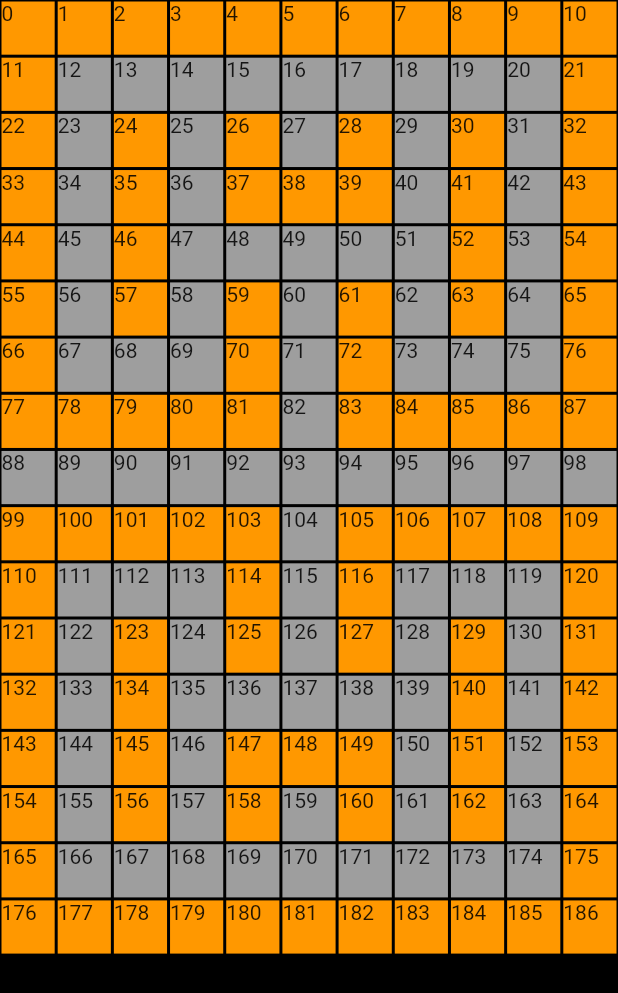
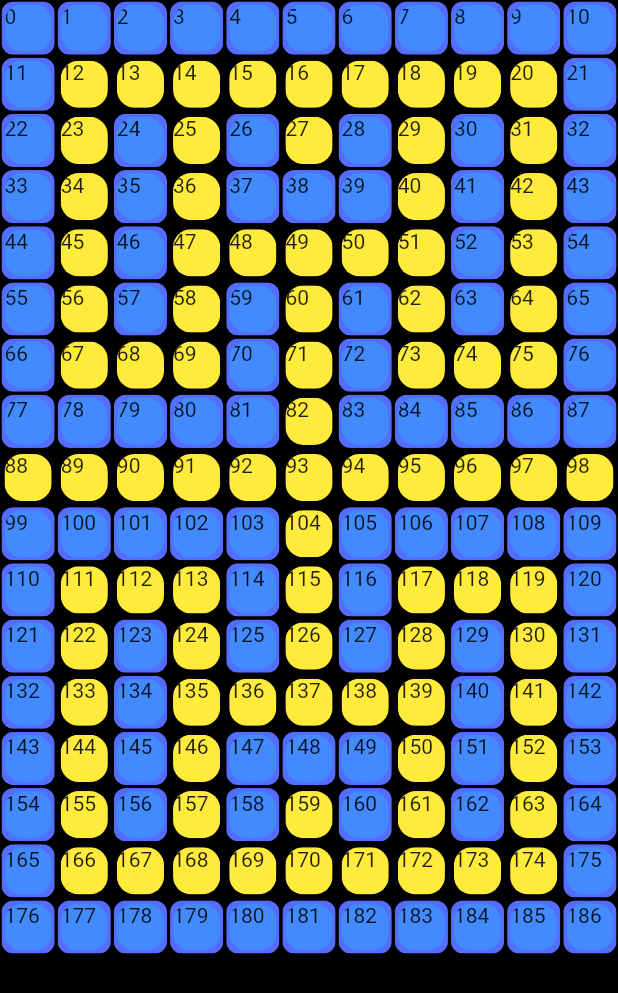
Before and after one commit to maxi119/FlutterBrunchChallenge, a Flutter app: the PacManScreen screen opened directly, on a phone screen of 412 x 824 dp. Shown: the top 993 px of the screen. Run offline on Flutter 3.47's test engine with Material 2 defaults, Android fonts, the phone set to English and light mode, and no system bars.

Commit message:
[feature] PACMAN 抽出路障元件

```diff
--- /dev/null
+++ b/lib/ui/pacman/component/barrier_square.dart
@@ -0,0 +1,36 @@
+import 'package:flutter/cupertino.dart';
+import 'package:flutter/material.dart';
+
+class BarrierSquare extends StatelessWidget {
+  final Widget child;
+  final Color color;
+  final Color innerColor;
+
+  const BarrierSquare({
+    Key key,
+    this.child,
+    this.color,
+    this.innerColor,
+  }) : super(key: key);
+
+  @override
+  Widget build(BuildContext context) {
+    return Padding(
+      padding: const EdgeInsets.all(1),
+      child: ClipRRect(
+        borderRadius: BorderRadius.circular(8),
+        child: Container(
+          color: color,
+          padding: EdgeInsets.all(2),
+          child: ClipRRect(
+            borderRadius: BorderRadius.circular(12),
+            child: Container(
+              color: innerColor,
+              child: child,
+            ),
+          ),
+        ),
+      ),
+    );
+  }
+}
--- /dev/null
+++ b/lib/ui/pacman/pacman_map.dart
@@ -0,0 +1,21 @@
+class PacManMap {
+  final List<int> barriers = [
+    0,   1,   2,   3,   4,   5,   6,   7,   8,   9,  10,
+    11,                                               21,
+    22,       24,       26,       28,       30,       32,
+    33,       35,       37,  38,  39,       41,       43,
+    44,       46,                           52,       54,
+    55,       57,       59,       61,       63,       65,
+    66,                 70,       72,                 76,
+    77,  78,  79,  80,  81,       83,  84,  85,  86,  87,
+
+    99, 100, 101, 102, 103,      105, 106, 107, 108, 109,
+    110,                114,      116,                120,
+    121,      123,      125,      127,      129,      131,
+    132,      134,                          140,      142,
+    143,      145,      147, 148, 149,      151,      153,
+    154,      156,      158,      160,      162,      164,
+    165,                                              175,
+    176, 177, 178, 179, 180, 181, 182, 183, 184, 185, 186,
+  ];
+}
--- a/lib/ui/pacman/pacman_screen.dart
+++ b/lib/ui/pacman/pacman_screen.dart
@@ -1,4 +1,7 @@
 import 'package:flutter/material.dart';
+import 'package:flutter_brunch_challenge/ui/pacman/component/barrier_square.dart';
+
+import 'pacman_map.dart';
 
 class PacManScreen extends StatefulWidget {
   @override
@@ -8,25 +11,7 @@ class PacManScreen extends StatefulWidget {
 class _PacManScreenState extends State<PacManScreen> {
   final int numberInRow = 11;
   final int numberOfSquares = 11 * 17;
-  final List<int> barriers = [
-     0,   1,   2,   3,   4,   5,   6,   7,   8,   9,  10,
-     11,                                               21,
-     22,       24,       26,       28,       30,       32,
-     33,       35,       37,  38,  39,       41,       43,
-     44,       46,                           52,       54,
-     55,       57,       59,       61,       63,       65,
-     66,                 70,       72,                 76,
-     77,  78,  79,  80,  81,       83,  84,  85,  86,  87,
-
-     99, 100, 101, 102, 103,      105, 106, 107, 108, 109,
-     110,                114,      116,                120,
-     121,      123,      125,      127,      129,      131,
-     132,      134,                          140,      142,
-     143,      145,      147, 148, 149,      151,      153,
-     154,      156,      158,      160,      162,      164,
-     165,                                              175,
-     176, 177, 178, 179, 180, 181, 182, 183, 184, 185, 186,
-   ];
+  final List<int> barriers = PacManMap().barriers;
 
   @override
   Widget build(BuildContext context) {
@@ -47,15 +32,15 @@ class _PacManScreenState extends State<PacManScreen> {
                   ),
                   itemBuilder: (BuildContext context, int index) {
                     if (barriers.contains(index)) {
-                      return Container(
-                        color: Colors.orange,
-                        margin: EdgeInsets.all(1),
+                      return BarrierSquare(
+                        color: Colors.indigoAccent,
+                        innerColor: Colors.blueAccent,
                         child: Text('$index'),
                       );
                     }
-                    return Container(
-                      color: Colors.grey,
-                      margin: EdgeInsets.all(1),
+                    return BarrierSquare(
+                      color: Colors.black,
+                      innerColor: Colors.yellow,
                       child: Text('$index'),
                     );
                   },
```
